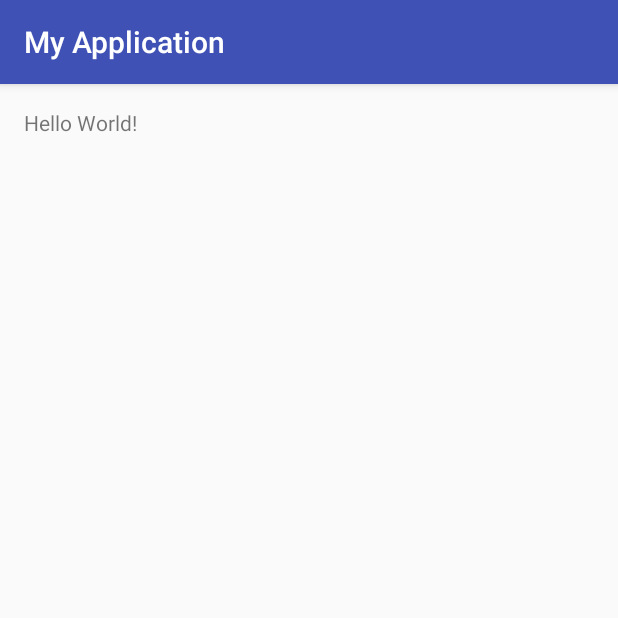
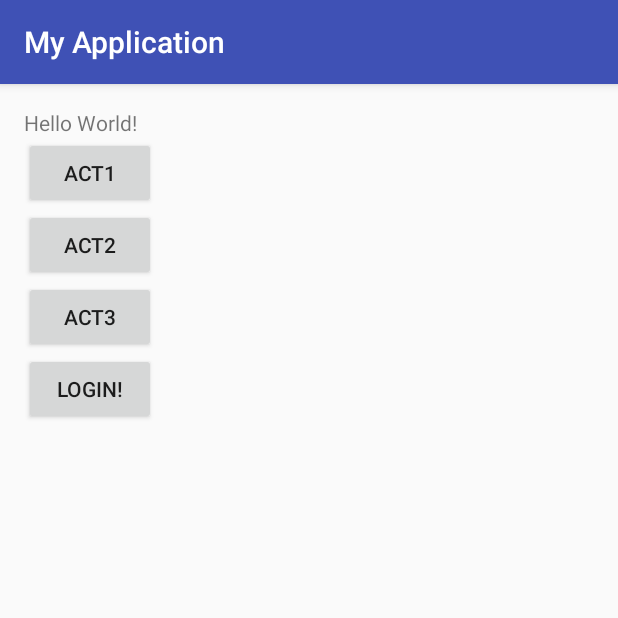
Before and after one commit to goldfish819/test_android, an Android app: the screen it shows after launch (MainActivity), on a phone screen of 412 x 824 dp, the top half of it. Run offline under Robolectric (Android 15) with nearby library versions, the phone set to English and light mode, and no system bars.

Commit message:
add test activities

```diff
--- a/app/build.gradle
+++ b/app/build.gradle
@@ -23,4 +23,5 @@ dependencies {
     compile fileTree(dir: 'libs', include: ['*.jar'])
     testCompile 'junit:junit:4.12'
     compile 'com.android.support:appcompat-v7:23.3.0'
+    compile 'com.android.support:design:23.3.0'
 }
--- a/app/src/main/AndroidManifest.xml
+++ b/app/src/main/AndroidManifest.xml
@@ -1,6 +1,9 @@
 <?xml version="1.0" encoding="utf-8"?>
 <manifest xmlns:android="http://schemas.android.com/apk/res/android"
     package="com.test.yuhyegyeong.myapplication">
+
+    <uses-permission android:name="android.permission.CAMERA" />
+    <uses-feature android:name="android.hardware.camera" />
 
     <application
         android:allowBackup="true"
--- a/app/src/main/java/com/test/yuhyegyeong/myapplication/activity/MainActivity.java
+++ b/app/src/main/java/com/test/yuhyegyeong/myapplication/activity/MainActivity.java
@@ -1,7 +1,11 @@
 package com.test.yuhyegyeong.myapplication.activity;
 
+import android.content.Intent;
+import android.content.pm.ActivityInfo;
 import android.support.v7.app.AppCompatActivity;
 import android.os.Bundle;
+import android.view.View;
+import android.widget.Button;
 
 import com.test.yuhyegyeong.myapplication.R;
 
@@ -10,6 +14,68 @@ public class MainActivity extends AppCompatActivity {
     @Override
     protected void onCreate(Bundle savedInstanceState) {
         super.onCreate(savedInstanceState);
+        this.setRequestedOrientation(ActivityInfo.SCREEN_ORIENTATION_PORTRAIT);     // 화면고정
         setContentView(R.layout.activity_main);
+
+        init();
     }
+
+    private void init() {
+        Button gotoact1 = (Button) findViewById(R.id.btn_act1);
+        Button gotoact2 = (Button) findViewById(R.id.btn_act2);
+        Button gotoact3 = (Button) findViewById(R.id.btn_act3);
+        Button gotologin = (Button) findViewById(R.id.btn_gotologin);
+
+        gotologin.setOnClickListener(new View.OnClickListener() {
+            @Override
+            public void onClick(View v) {
+                goToLogin();
+            }
+        });
+
+        gotoact1.setOnClickListener(new View.OnClickListener() {
+            @Override
+            public void onClick(View v) {
+                goToAct1();
+            }
+        });
+
+        gotoact2.setOnClickListener(new View.OnClickListener() {
+            @Override
+            public void onClick(View v) {
+                goToAct2();
+            }
+        });
+
+        gotoact3.setOnClickListener(new View.OnClickListener() {
+            @Override
+            public void onClick(View v) {
+                goToAct3();
+            }
+        });
+    }
+
+    private void goToLogin() {
+        Intent intent = new Intent(MainActivity.this, LoginActivity.class);
+        startActivity(intent);
+    }
+
+    // photo upload
+    private void goToAct1() {
+        Intent intent = new Intent(MainActivity.this, Act1Activity.class);
+        startActivity(intent);
+    }
+
+    //list view
+    private void goToAct2() {
+//        Intent intent = new Intent(MainActivity.this, Act2Activity.class);
+//        startActivity(intent);
+    }
+
+    private void goToAct3() {
+//        Intent intent = new Intent(MainActivity.this, Act3Activity.class);
+//        startActivity(intent);
+    }
+
+    // Toast 많이 쓰면 common.sendToast 만들어도 괜찮을듯
 }
--- a/app/src/main/res/layout/activity_main.xml
+++ b/app/src/main/res/layout/activity_main.xml
@@ -10,7 +10,36 @@
     tools:context=".activity.MainActivity">
 
     <TextView
+        android:id="@+id/text_hello"
         android:layout_width="wrap_content"
         android:layout_height="wrap_content"
         android:text="Hello World!" />
+
+    <Button
+        android:id="@+id/btn_act1"
+        android:layout_width="wrap_content"
+        android:layout_height="wrap_content"
+        android:text="act1"
+        android:layout_below="@+id/text_hello" />
+
+    <Button
+        android:id="@+id/btn_act2"
+        android:layout_width="wrap_content"
+        android:layout_height="wrap_content"
+        android:text="act2"
+        android:layout_below="@+id/btn_act1" />
+
+    <Button
+        android:id="@+id/btn_act3"
+        android:layout_width="wrap_content"
+        android:layout_height="wrap_content"
+        android:text="act3"
+        android:layout_below="@+id/btn_act2" />
+
+    <Button
+        android:id="@+id/btn_gotologin"
+        android:layout_width="wrap_content"
+        android:layout_height="wrap_content"
+        android:text="login!"
+        android:layout_below="@+id/btn_act3" />
 </RelativeLayout>
```
Also changed, not shown: app/src/main/java/com/test/yuhyegyeong/myapplication/activity/ListviewActivity.java (+3 -0 lines).
